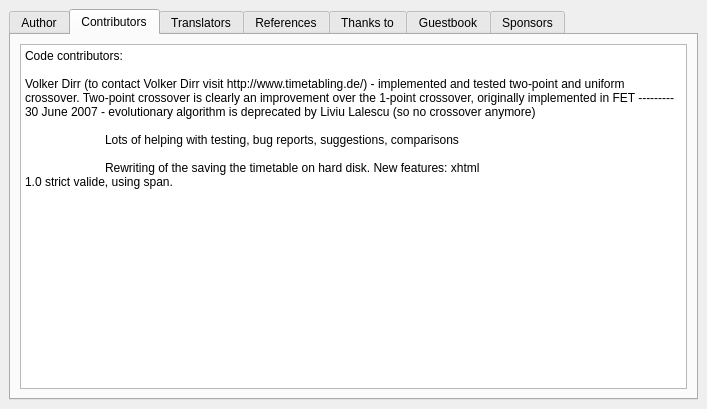
Above: src/interface/helpaboutform_template.ui from janLo/FET before the change. Below: the same form after it.
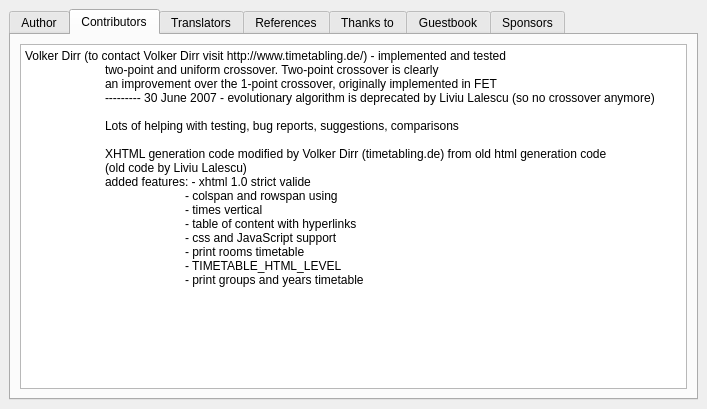
That is the form after the change. The open tabs and pages were chosen to show the change.

The edit to the form file:
```diff
--- a/src/interface/helpaboutform_template.ui
+++ b/src/interface/helpaboutform_template.ui
@@ -116,14 +116,23 @@
           <string>&lt;html>&lt;head>&lt;meta name="qrichtext" content="1" />&lt;style type="text/css">
 p, li { white-space: pre-wrap; }
 &lt;/style>&lt;/head>&lt;body style=" font-family:'Sans Serif'; font-size:9pt; font-weight:400; font-style:normal;">
-&lt;p style=" margin-top:0px; margin-bottom:0px; margin-left:0px; margin-right:0px; -qt-block-indent:0; text-indent:0px;">Code contributors:&lt;/p>
-&lt;p style="-qt-paragraph-type:empty; margin-top:0px; margin-bottom:0px; margin-left:0px; margin-right:0px; -qt-block-indent:0; text-indent:0px;">&lt;/p>
-&lt;p style=" margin-top:0px; margin-bottom:0px; margin-left:0px; margin-right:0px; -qt-block-indent:0; text-indent:0px;">Volker Dirr (to contact Volker Dirr visit http://www.timetabling.de/) - implemented and tested two-point and uniform crossover. Two-point crossover is clearly an improvement over the 1-point crossover, originally implemented in FET --------- 30 June 2007 - evolutionary algorithm is deprecated by Liviu Lalescu (so no crossover anymore)&lt;/p>
+&lt;p style=" margin-top:0px; margin-bottom:0px; margin-left:0px; margin-right:0px; -qt-block-indent:0; text-indent:0px;">Volker Dirr (to contact Volker Dirr visit http://www.timetabling.de/) - implemented and tested &lt;/p>
+&lt;p style=" margin-top:0px; margin-bottom:0px; margin-left:0px; margin-right:0px; -qt-block-indent:0; text-indent:0px;">	two-point and uniform crossover. Two-point crossover is clearly &lt;/p>
+&lt;p style=" margin-top:0px; margin-bottom:0px; margin-left:0px; margin-right:0px; -qt-block-indent:0; text-indent:0px;">	an improvement over the 1-point crossover, originally implemented in FET &lt;/p>
+&lt;p style=" margin-top:0px; margin-bottom:0px; margin-left:0px; margin-right:0px; -qt-block-indent:0; text-indent:0px;">	--------- 30 June 2007 - evolutionary algorithm is deprecated by Liviu Lalescu (so no crossover anymore)&lt;/p>
 &lt;p style="-qt-paragraph-type:empty; margin-top:0px; margin-bottom:0px; margin-left:0px; margin-right:0px; -qt-block-indent:0; text-indent:0px;">&lt;/p>
 &lt;p style=" margin-top:0px; margin-bottom:0px; margin-left:0px; margin-right:0px; -qt-block-indent:0; text-indent:0px;">	Lots of helping with testing, bug reports, suggestions, comparisons&lt;/p>
-&lt;p style="-qt-paragraph-type:empty; margin-top:0px; margin-bottom:0px; margin-left:0px; margin-right:0px; -qt-block-indent:0; text-indent:0px;">&lt;/p>
-&lt;p style=" margin-top:0px; margin-bottom:0px; margin-left:0px; margin-right:0px; -qt-block-indent:0; text-indent:0px;">	Rewriting of the saving the timetable on hard disk. New features: xhtml&lt;/p>
-&lt;p style=" margin-top:0px; margin-bottom:0px; margin-left:0px; margin-right:0px; -qt-block-indent:0; text-indent:0px;">1.0 strict valide, using span.&lt;/p>
+&lt;p style=" margin-top:0px; margin-bottom:0px; margin-left:0px; margin-right:0px; -qt-block-indent:0; text-indent:0px;">	&lt;/p>
+&lt;p style=" margin-top:0px; margin-bottom:0px; margin-left:0px; margin-right:0px; -qt-block-indent:0; text-indent:0px;">	XHTML generation code modified by Volker Dirr (timetabling.de) from old html generation code&lt;/p>
+&lt;p style=" margin-top:0px; margin-bottom:0px; margin-left:0px; margin-right:0px; -qt-block-indent:0; text-indent:0px;">	(old code by Liviu Lalescu)&lt;/p>
+&lt;p style=" margin-top:0px; margin-bottom:0px; margin-left:0px; margin-right:0px; -qt-block-indent:0; text-indent:0px;">	added features: - xhtml 1.0 strict valide&lt;/p>
+&lt;p style=" margin-top:0px; margin-bottom:0px; margin-left:0px; margin-right:0px; -qt-block-indent:0; text-indent:0px;">		- colspan and rowspan using&lt;/p>
+&lt;p style=" margin-top:0px; margin-bottom:0px; margin-left:0px; margin-right:0px; -qt-block-indent:0; text-indent:0px;">		- times vertical&lt;/p>
+&lt;p style=" margin-top:0px; margin-bottom:0px; margin-left:0px; margin-right:0px; -qt-block-indent:0; text-indent:0px;">		- table of content with hyperlinks&lt;/p>
+&lt;p style=" margin-top:0px; margin-bottom:0px; margin-left:0px; margin-right:0px; -qt-block-indent:0; text-indent:0px;">		- css and JavaScript support&lt;/p>
+&lt;p style=" margin-top:0px; margin-bottom:0px; margin-left:0px; margin-right:0px; -qt-block-indent:0; text-indent:0px;">		- print rooms timetable&lt;/p>
+&lt;p style=" margin-top:0px; margin-bottom:0px; margin-left:0px; margin-right:0px; -qt-block-indent:0; text-indent:0px;">		- TIMETABLE_HTML_LEVEL&lt;/p>
+&lt;p style=" margin-top:0px; margin-bottom:0px; margin-left:0px; margin-right:0px; -qt-block-indent:0; text-indent:0px;">		- print groups and years timetable&lt;/p>
 &lt;p style="-qt-paragraph-type:empty; margin-top:0px; margin-bottom:0px; margin-left:0px; margin-right:0px; -qt-block-indent:0; text-indent:0px;">&lt;/p>&lt;/body>&lt;/html></string>
          </property>
         </widget>
```
Left out of the diff: 43 changed lines with no effect on the pictures.
